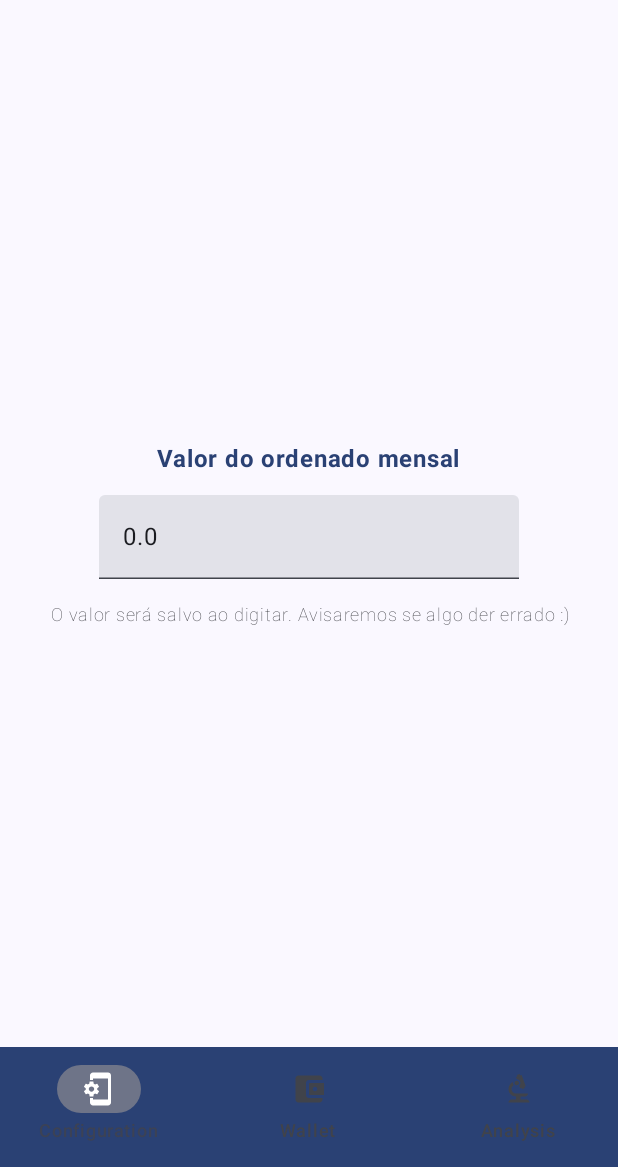
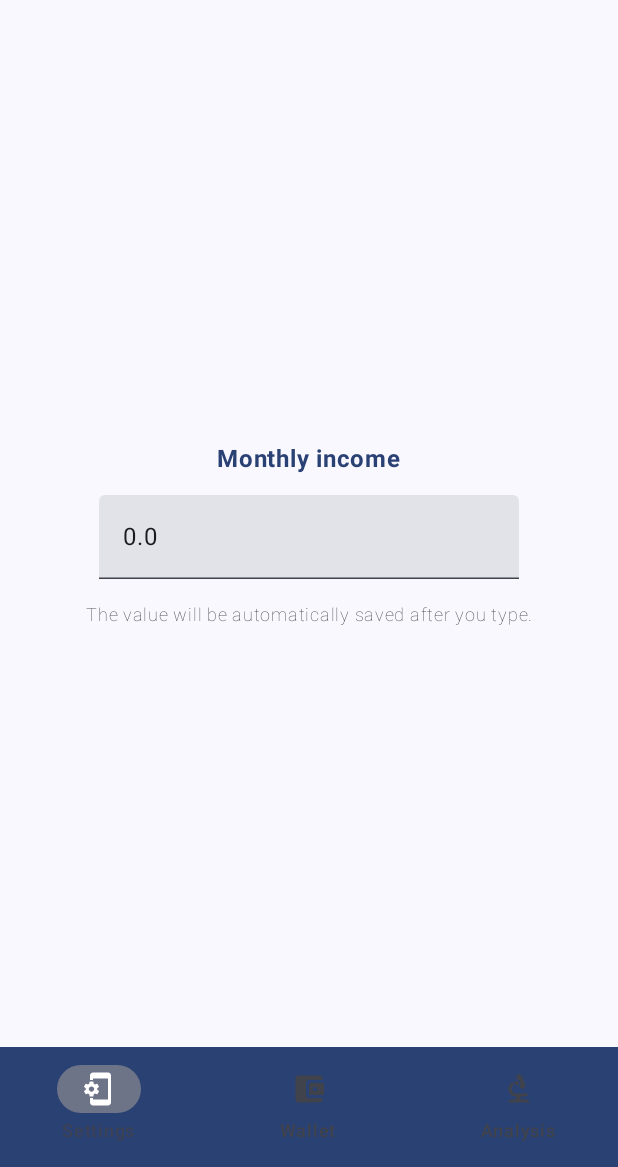
Before and after one commit to TiagoDvl/Teira, an Android app built with Jetpack Compose: the configuration screen opened through its navigation route, on a phone screen of 412 x 824 dp, the part 69-1236 px from its top. Run offline under Robolectric (Android 15) with nearby library versions, the phone set to English and light mode, and no system bars; our stand-ins replace Dagger/Hilt's generated code.

Commit message:
[23] - Code remodel of Configuration

```diff
--- a/ui/src/main/java/br/com/tick/ui/NavigationItem.kt
+++ b/ui/src/main/java/br/com/tick/ui/NavigationItem.kt
@@ -2,19 +2,19 @@ package br.com.tick.ui
 
 import br.com.tick.R
 import br.com.tick.ui.NavigationItem.Routes.ANALYSIS
-import br.com.tick.ui.NavigationItem.Routes.CONFIGURATION
+import br.com.tick.ui.NavigationItem.Routes.SETTINGS
 import br.com.tick.ui.NavigationItem.Routes.WALLET
 
 sealed class NavigationItem(var route: String, var iconResource: Int, var titleResource: Int) {
 
     private object Routes {
-        const val CONFIGURATION = "configuration"
+        const val SETTINGS = "configuration"
         const val WALLET = "wallet"
         const val ANALYSIS = "analysis"
     }
 
 
-    object Configuration : NavigationItem(CONFIGURATION, R.drawable.ic_config, R.string.navigation_item_configuration)
+    object Settings : NavigationItem(SETTINGS, R.drawable.ic_settings, R.string.navigation_item_settings)
     object Wallet : NavigationItem(WALLET, R.drawable.ic_wallet, R.string.navigation_item_wallet)
     object Analysis : NavigationItem(ANALYSIS, R.drawable.ic_analysis, R.string.navigation_item_analysis)
 }
--- a/ui/src/main/java/br/com/tick/ui/TeiraScaffold.kt
+++ b/ui/src/main/java/br/com/tick/ui/TeiraScaffold.kt
@@ -23,7 +23,7 @@ import androidx.navigation.compose.currentBackStackEntryAsState
 import androidx.navigation.compose.rememberNavController
 import br.com.tick.R
 import br.com.tick.ui.screens.analysis.AnalysisScreen
-import br.com.tick.ui.screens.configuration.ConfigurationScreen
+import br.com.tick.ui.screens.configuration.SettingsScreen
 import br.com.tick.ui.screens.wallet.WalletScreen
 
 @OptIn(ExperimentalMaterial3Api::class)
@@ -41,7 +41,7 @@ fun TeiraScaffold() {
         },
         bottomBar = {
             val items = listOf(
-                NavigationItem.Configuration,
+                NavigationItem.Settings,
                 NavigationItem.Wallet,
                 NavigationItem.Analysis
             )
@@ -91,8 +91,8 @@ fun TeiraScaffold() {
                 navController = navHostController,
                 startDestination = NavigationItem.Wallet.route
             ) {
-                composable(NavigationItem.Configuration.route) {
-                    ConfigurationScreen()
+                composable(NavigationItem.Settings.route) {
+                    SettingsScreen()
                 }
                 composable(NavigationItem.Wallet.route) {
                     WalletScreen()
--- a/ui/src/main/java/br/com/tick/ui/screens/configuration/ConfigurationScreen.kt
+++ b/ui/src/main/java/br/com/tick/ui/screens/configuration/SettingsScreen.kt
@@ -1,5 +1,6 @@
 package br.com.tick.ui.screens.configuration
 
+import androidx.compose.foundation.background
 import androidx.compose.foundation.layout.Arrangement
 import androidx.compose.foundation.layout.Column
 import androidx.compose.foundation.layout.fillMaxSize
@@ -8,39 +9,40 @@ import androidx.compose.foundation.layout.padding
 import androidx.compose.foundation.text.KeyboardOptions
 import androidx.compose.material3.ExperimentalMaterial3Api
 import androidx.compose.material3.MaterialTheme
-import androidx.compose.material3.Surface
 import androidx.compose.material3.Text
 import androidx.compose.material3.TextField
 import androidx.compose.runtime.Composable
 import androidx.compose.runtime.collectAsState
 import androidx.compose.runtime.getValue
-import androidx.compose.runtime.remember
 import androidx.compose.ui.Alignment
 import androidx.compose.ui.Modifier
+import androidx.compose.ui.res.stringResource
 import androidx.compose.ui.text.font.FontWeight
 import androidx.compose.ui.text.input.KeyboardType
 import androidx.compose.ui.text.style.TextAlign
 import androidx.compose.ui.unit.sp
 import androidx.hilt.navigation.compose.hiltViewModel
+import br.com.tick.R
 import br.com.tick.ui.screens.configuration.states.MonthlyIncomeStates
-import br.com.tick.ui.screens.configuration.viewmodels.ConfigurationScreenViewModel
+import br.com.tick.ui.screens.configuration.viewmodels.SettingsScreenViewModel
 import br.com.tick.ui.theme.spacing
 
 @Composable
-fun ConfigurationScreen(
-    modifier: Modifier = Modifier
+fun SettingsScreen(
+    modifier: Modifier = Modifier,
+    viewModel: SettingsScreenViewModel = hiltViewModel()
 ) {
-    Surface(
-        modifier = modifier.fillMaxSize(),
-        color = MaterialTheme.colorScheme.background
+    Column(
+        modifier = modifier
+            .fillMaxSize()
+            .background(MaterialTheme.colorScheme.background)
+            .padding(MaterialTheme.spacing.extraSmall),
+        verticalArrangement = Arrangement.Center
     ) {
-        Column(
-            modifier = modifier
-                .fillMaxSize()
-                .padding(MaterialTheme.spacing.extraSmall),
-            verticalArrangement = Arrangement.Center
-        ) {
-            SettingField()
+        val state by viewModel.monthlyIncomeFlow.collectAsState(MonthlyIncomeStates.Loading)
+
+        SettingField(monthlyIncomeState = state) {
+            viewModel.saveMonthlyIncome(it.toDouble())
         }
     }
 }
@@ -49,7 +51,8 @@ fun ConfigurationScreen(
 @Composable
 fun SettingField(
     modifier: Modifier = Modifier,
-    viewModel: ConfigurationScreenViewModel = hiltViewModel()
+    monthlyIncomeState: MonthlyIncomeStates,
+    onValueChange: (String) -> Unit
 ) {
     Column(
         modifier = modifier
@@ -58,22 +61,19 @@ fun SettingField(
         verticalArrangement = Arrangement.spacedBy(MaterialTheme.spacing.medium),
         horizontalAlignment = Alignment.CenterHorizontally
     ) {
-        val incomeValue by remember { viewModel.monthlyIncomeFlow }.collectAsState(MonthlyIncomeStates.Loading)
 
         Text(
-            text = "Valor do ordenado mensal",
+            text = stringResource(id = R.string.settings_monthly_income_title),
             color = MaterialTheme.colorScheme.primary,
             fontWeight = FontWeight.Bold
         )
         TextField(
             keyboardOptions = KeyboardOptions(keyboardType = KeyboardType.Number),
-            value = incomeValue.value.toString(),
-            onValueChange = {
-                viewModel.saveMonthlyIncome(it.toDouble())
-            }
+            value = monthlyIncomeState.value.toString(),
+            onValueChange = onValueChange
         )
         Text(
-            text = "O valor será salvo ao digitar. Avisaremos se algo der errado :)",
+            text = stringResource(id = R.string.settings_monthly_income_hint),
             fontSize = 12.sp,
             fontWeight = FontWeight.Thin,
             maxLines = 2,
--- a/ui/src/main/java/br/com/tick/ui/screens/configuration/viewmodels/ConfigurationScreenViewModel.kt
+++ b/ui/src/main/java/br/com/tick/ui/screens/configuration/viewmodels/SettingsScreenViewModel.kt
@@ -3,23 +3,30 @@ package br.com.tick.ui.screens.configuration.viewmodels
 import androidx.lifecycle.ViewModel
 import androidx.lifecycle.viewModelScope
 import br.com.tick.sdk.repositories.LocalDataRepository
+import br.com.tick.ui.di.DefaultDispatcherProvider
+import br.com.tick.ui.di.DispatcherProvider
 import br.com.tick.ui.screens.configuration.states.MonthlyIncomeStates
 import dagger.hilt.android.lifecycle.HiltViewModel
+import kotlinx.coroutines.flow.flowOn
 import kotlinx.coroutines.flow.map
 import kotlinx.coroutines.launch
 import javax.inject.Inject
 
 @HiltViewModel
-class ConfigurationScreenViewModel @Inject constructor(
-    private val dataStoreRepository: LocalDataRepository
+class SettingsScreenViewModel @Inject constructor(
+    private val dataStoreRepository: LocalDataRepository,
+    private val dispatcherProvider: DispatcherProvider
 ) : ViewModel() {
 
-    val monthlyIncomeFlow = dataStoreRepository.getMonthlyIncome().map {
-        MonthlyIncomeStates.of(it.monthlyIncomeValue)
-    }
+    val monthlyIncomeFlow = dataStoreRepository
+        .getMonthlyIncome()
+        .flowOn(dispatcherProvider.io())
+        .map {
+            MonthlyIncomeStates.of(it.monthlyIncomeValue)
+        }
 
     fun saveMonthlyIncome(value: Double) {
-        viewModelScope.launch {
+        viewModelScope.launch(dispatcherProvider.io()) {
             dataStoreRepository.saveMonthlyIncome(value)
         }
     }
--- a/ui/src/main/res/values/strings_navigation.xml
+++ b/ui/src/main/res/values/strings_navigation.xml
@@ -1,7 +1,7 @@
 <?xml version="1.0" encoding="utf-8"?>
 <resources>
 
-    <string name="navigation_item_configuration">Configuration</string>
+    <string name="navigation_item_settings">Settings</string>
     <string name="navigation_item_wallet">Wallet</string>
     <string name="navigation_item_analysis">Analysis</string>
 
--- /dev/null
+++ b/ui/src/main/res/values/strings_settings.xml
@@ -0,0 +1,7 @@
+<?xml version="1.0" encoding="utf-8"?>
+<resources>
+
+    <string name="settings_monthly_income_title">Monthly income</string>
+    <string name="settings_monthly_income_hint">The value will be automatically saved after you type.</string>
+
+</resources>
```
Also changed, not shown: ui/src/main/res/drawable/ic_settings.xml (renamed from ui/src/main/res/drawable/ic_config.xml), 2 other files.
